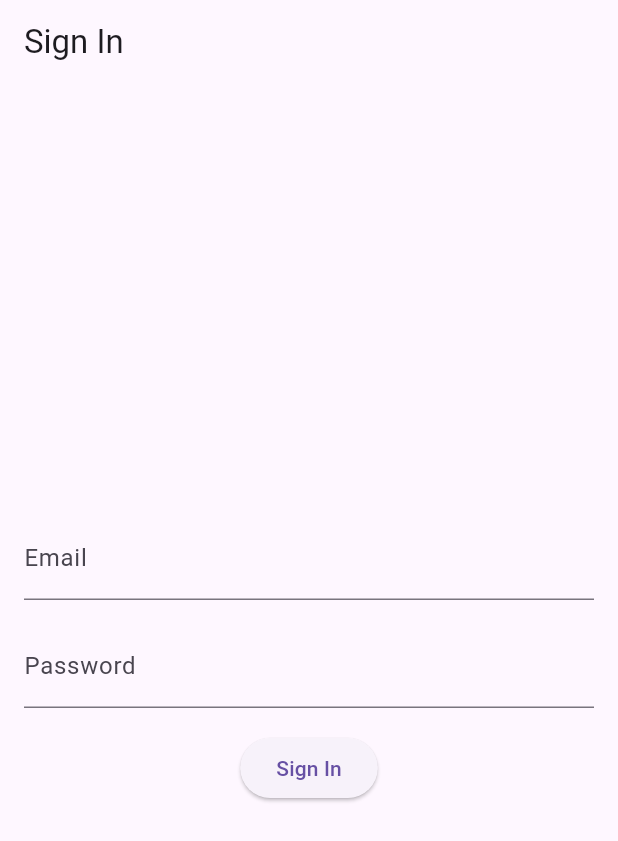
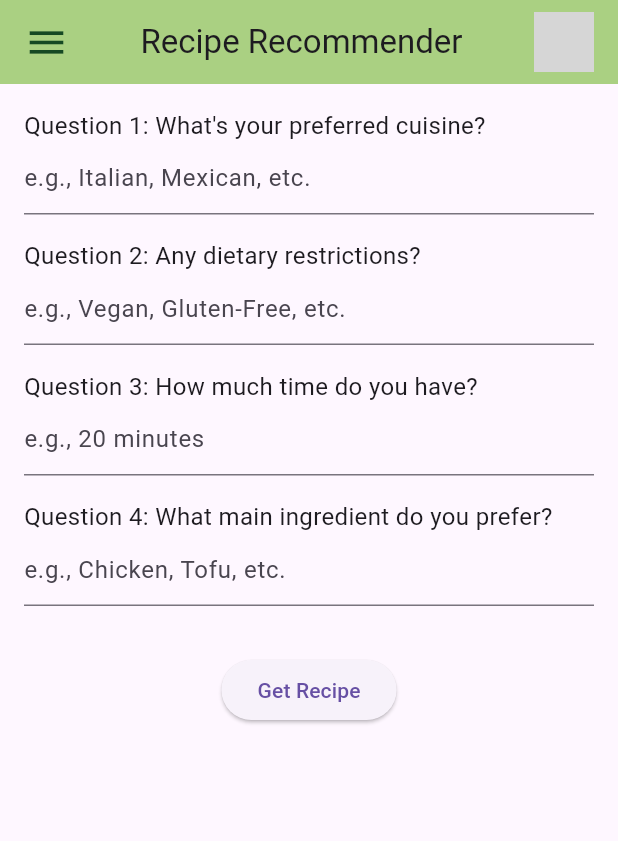
Before and after one commit to rosiedk1114/RUMAD_frontend, a Flutter app: the screen it shows after launch, on a phone screen of 412 x 824 dp. Shown: the top 841 px of the screen. Run offline on Flutter 3.47's test engine with Material 3 defaults, Android fonts, the phone set to English and light mode, and no system bars; our stand-ins replace supabase_flutter; accounts and stored records are empty; grey boxes are pictures that could not be loaded.

Commit message:
Home screen and userData screen

```diff
--- /dev/null
+++ b/lib/home.dart
@@ -0,0 +1,131 @@
+import 'dart:convert';
+
+import 'package:flutter/material.dart';
+
+class QuestionnaireScreen extends StatefulWidget {
+  @override
+  _QuestionnaireScreenState createState() => _QuestionnaireScreenState();
+}
+
+class _QuestionnaireScreenState extends State<QuestionnaireScreen> {
+  //stores answers
+  String answer1 = '';
+  String answer2 = '';
+  String answer3 = '';
+  String answer4 = '';
+
+  // submits answers, displays recipe if found
+  void submitAnswers() async {
+    Map<String, String> answers = {
+      'question1': answer1,
+      'question2': answer2,
+      'question3': answer3,
+      'question4': answer4,
+    };
+  }
+
+  @override
+  Widget build(BuildContext context) {
+    return Scaffold(
+      appBar: _buildAppBar(),
+      body: Padding(
+        padding: const EdgeInsets.all(16.0),
+        child: Column(
+          crossAxisAlignment: CrossAxisAlignment.start,
+          children: <Widget> [
+            Text("Question 1: What's your preferred cuisine?", style: TextStyle(fontSize: 16)),
+            TextField(
+              onChanged: (value) => setState(() => answer1 = value),
+              decoration: InputDecoration(
+                hintText: 'e.g., Italian, Mexican, etc.',
+              ),
+            ),
+            SizedBox(height: 16),
+
+            Text("Question 2: Any dietary restrictions?", style: TextStyle(fontSize: 16)),
+            TextField(
+              onChanged: (value) => setState(() => answer2 = value),
+              decoration: InputDecoration(
+                hintText: 'e.g., Vegan, Gluten-Free, etc.',
+              ),
+            ),
+            SizedBox(height: 16),
+
+            Text("Question 3: How much time do you have?", style: TextStyle(fontSize: 16)),
+            TextField(
+              onChanged: (value) => setState(() => answer3 = value),
+              decoration: InputDecoration(
+                hintText: 'e.g., 20 minutes',
+              ),
+            ),
+            SizedBox(height: 16),
+
+            Text("Question 4: What main ingredient do you prefer?", style: TextStyle(fontSize: 16)),
+            TextField(
+              onChanged: (value) => setState(() => answer4 = value),
+              decoration: InputDecoration(
+                hintText: 'e.g., Chicken, Tofu, etc.',
+              ),
+            ),
+            SizedBox(height: 32),
+
+            Center(
+              child: ElevatedButton(
+                onPressed: submitAnswers,
+                child: Text('Get Recipe'),
+              ),
+            ),
+          ],
+        ),
+      ),
+    );
+  }
+
+  AppBar _buildAppBar() {
+    return AppBar(
+      backgroundColor: const Color.fromARGB(255, 170, 208, 130),
+      elevation: 0,
+      title: Row(
+        mainAxisAlignment: MainAxisAlignment.spaceBetween,
+        children: [
+          const Icon(
+            Icons.menu,
+            color: Color.fromARGB(255, 22, 73, 35),
+            size: 30,
+          ),
+          const Text('Recipe Recommender'),
+          SizedBox(
+
+            height: 40,
+            width: 40,
+            child: ClipRRect(
+              borderRadius: BorderRadius.circular(20),
+              child: Image.asset('assets/images/raccoon.jpeg'),
+            ),
+          ),
+        ]
+      ),
+    );
+  }
+}
+
+class RecipeScreen extends StatelessWidget {
+  final String recommendedRecipe;
+
+  RecipeScreen({required this.recommendedRecipe});
+
+  @override
+  Widget build(BuildContext context) {
+    return Scaffold(
+      appBar: AppBar(
+        title: Text('Recipe Details'),
+      ),
+      body: Center(
+        child: Text(
+          'Recommended Recipe: $recommendedRecipe',
+          style: TextStyle(fontSize: 24),
+        ),
+      ),
+    );
+  }
+}
--- a/lib/main.dart
+++ b/lib/main.dart
@@ -1,4 +1,6 @@
 import 'package:flutter/material.dart';
+import 'package:frontend_template/home.dart';
+import 'package:frontend_template/userData.dart';
 
 import 'package:frontend_template/utils/app_config.dart';
 import 'package:frontend_template/views/auth.dart';
@@ -26,40 +28,7 @@ class MyApp extends StatelessWidget {
       theme: ThemeData(
         primarySwatch: Colors.blue,
       ),
-      home: const AuthWrapper(),
-      routes: const {
-        // Enter additional routes here
-
-        // '/': (context) => const AuthWrapper(),
-        // '/home': (context) => const HomePage(),
-      },
+      home: QuestionnaireScreen(),
     );
   }
 }
-
-class AuthWrapper extends StatefulWidget {
-  const AuthWrapper({super.key});
-
-  @override
-  State<AuthWrapper> createState() => _AuthWrapperState();
-}
-
-class _AuthWrapperState extends State<AuthWrapper> {
-  final supabase = Supabase.instance.client;
-
-  @override
-  Widget build(BuildContext context) {
-    return StreamBuilder<AuthState>(
-      stream: supabase.auth.onAuthStateChange,
-      builder: (context, snapshot) {
-        if (snapshot.hasData) {
-          final session = snapshot.data!.session;
-          if (session != null) {
-            return const HomePage();
-          }
-        }
-        return const SignInPage();
-      },
-    );
-  }
-}
--- a/pubspec.yaml
+++ b/pubspec.yaml
@@ -19,7 +19,7 @@ publish_to: 'none' # Remove this line if you wish to publish to pub.dev
 version: 1.0.0+1
 
 environment:
-  sdk: ^3.5.4
+  sdk: ^3.5.3
 
 # Dependencies specify other packages that your package needs in order to work.
 # To automatically upgrade your package dependencies to the latest versions
@@ -54,7 +54,8 @@ dev_dependencies:
 
 # The following section is specific to Flutter packages.
 flutter:
-
+  assets:
+  - assets/images/ankit.png
   # The following line ensures that the Material Icons font is
   # included with your application, so that you can use the icons in
   # the material Icons class.
```
Also changed, not shown: lib/userData.dart (added, +92 -0 lines), assets/images/ankit.png (added), pubspec.lock.
